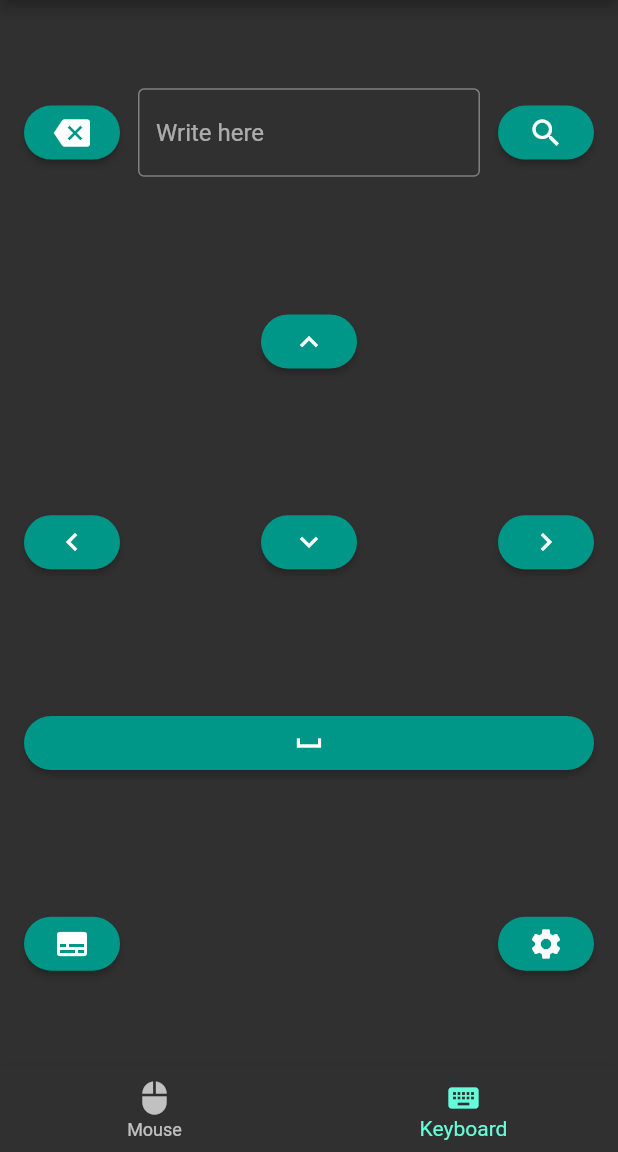
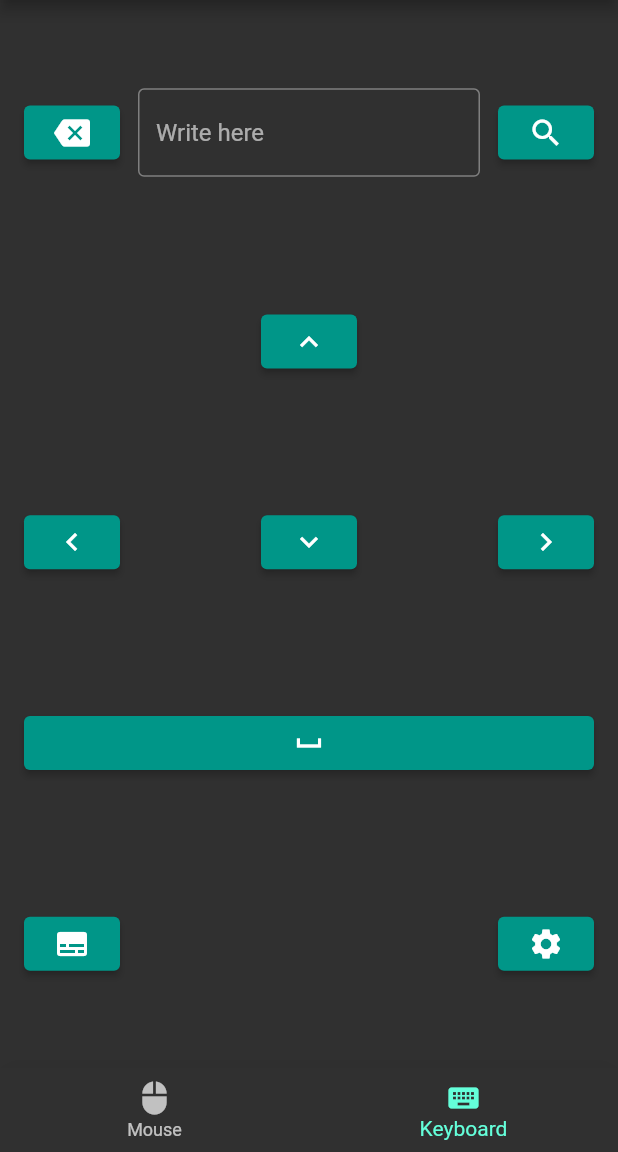
Before and after one commit to juggal/network-remote, a Flutter app: the Home screen opened by its route, item 2 of the bottom bar chosen, on a phone screen of 412 x 824 dp, the part 84-1236 px from its top. Run offline on Flutter 3.47's test engine with Material 2 defaults, Android fonts, the phone set to English and light mode, and no system bars; our stand-ins replace flutter_spinkit.

Commit message:
removed rounded rectangular border

```diff
--- a/ui/lib/widgets/keyboard_keys.dart
+++ b/ui/lib/widgets/keyboard_keys.dart
@@ -29,9 +29,6 @@ class KeyboardKeys extends StatelessWidget {
       onPressed: this.handlePressed,
       style: ElevatedButton.styleFrom(
         primary: Colors.teal,
-        shape: RoundedRectangleBorder(
-          borderRadius: BorderRadius.circular(20),
-        ),
       ),
     );
   }
```
